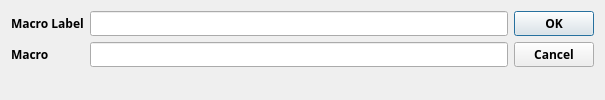
Above: not1mm/data/editmacro.ui from mbridak/not1mm before the change. Below: the same form after it.
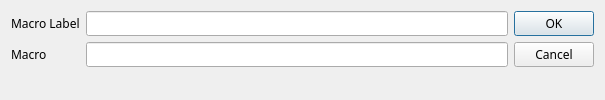
That is the form after the change.

Commit message: @mbridak Fix: light mode band indicators. Refactor font weight.

Diff of the .ui file:
```diff
--- a/not1mm/data/editmacro.ui
+++ b/not1mm/data/editmacro.ui
@@ -13,7 +13,7 @@
   <property name="font">
    <font>
     <family>JetBrains Mono</family>
-    <weight>100</weight>
+    
    </font>
   </property>
   <property name="windowTitle">
```
The commit also changes 12 other files.
